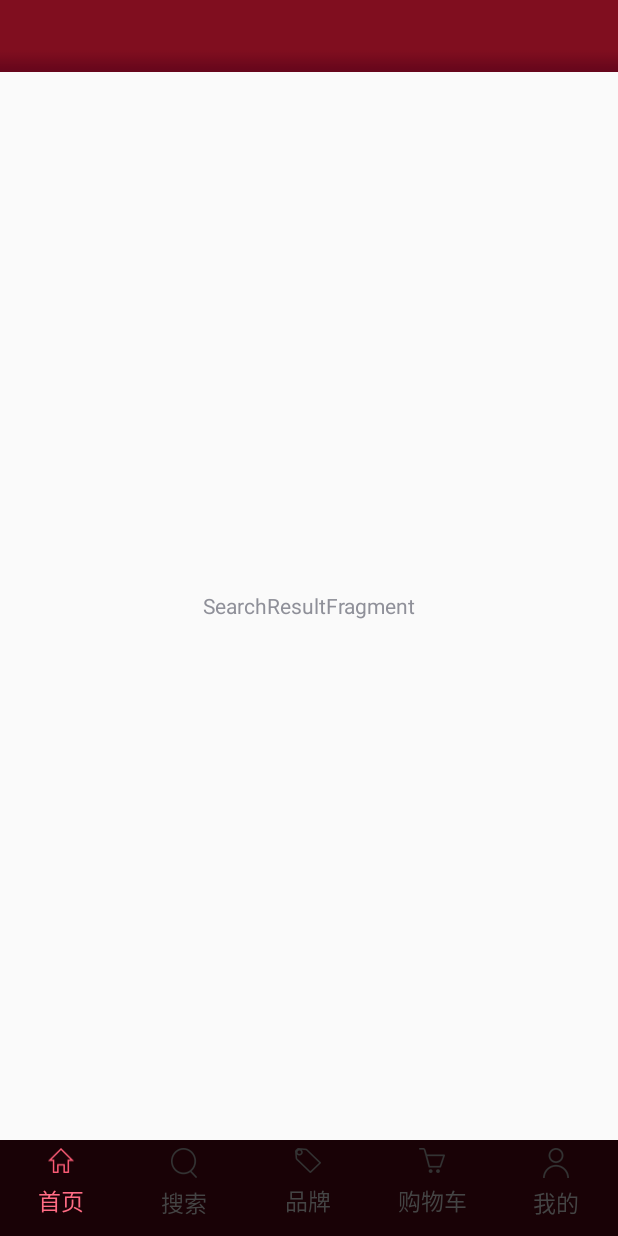
After one commit to yangguoqin2016/JDMall, an Android app: the fragment SearchResultFragment placed in its activity, on a phone screen of 412 x 824 dp. The commit adds this screen. Run offline under Robolectric (Android 15) with nearby library versions, the phone set to English and light mode, and no system bars; our stand-ins replace ButterKnife.

Commit message:
[modify]完成了SearchFragment里面返回,搜索的点击事件,优化了TopBar,添加了shape的效果

```diff
--- a/jdmall/src/main/java/com/onlyone/jdmall/activity/MainActivity.java
+++ b/jdmall/src/main/java/com/onlyone/jdmall/activity/MainActivity.java
@@ -44,7 +44,7 @@
 	/*-------------------- 底部导航单选按钮组 - end --------------------*/
 
 	@Bind(R.id.vp_main)
-	NoScrollLazyViewPager mVpMain;
+	public NoScrollLazyViewPager mVpMain;
 
 	private FragmentManager mManager;
 	private NavAdapter      mNavAdapter;
--- /dev/null
+++ b/jdmall/src/main/java/com/onlyone/jdmall/fragment/SearchResultFragment.java
@@ -0,0 +1,40 @@
+package com.onlyone.jdmall.fragment;
+
+import android.view.Gravity;
+import android.view.View;
+import android.widget.TextView;
+
+import com.onlyone.jdmall.pager.LoadListener;
+import com.onlyone.jdmall.utils.ResUtil;
+
+/**
+ * @项目名: JDMall
+ * @包名: com.onlyone.jdmall.fragment
+ * @创建者: lianjiacheng
+ * @创建时间: 2016/3/5 13:33
+ * @描述: ${TODO}
+ */
+public class SearchResultFragment extends BaseFragment<Object> {
+    @Override
+    protected void refreshSuccessView(Object data) {
+
+    }
+
+    @Override
+    protected View loadSuccessView() {
+        TextView tv = new TextView(ResUtil.getContext());
+        tv.setText(this.getClass().getSimpleName());
+        tv.setGravity(Gravity.CENTER);
+        return tv;
+    }
+
+    @Override
+    protected void loadData(LoadListener<Object> listener) {
+            listener.onSuccess(null);
+    }
+
+    @Override
+    protected void handleError(Exception e) {
+
+    }
+}
--- a/jdmall/src/main/res/layout/inflate_topbar_search.xml
+++ b/jdmall/src/main/res/layout/inflate_topbar_search.xml
@@ -29,8 +29,8 @@
         android:layout_height="match_parent"/>
     <LinearLayout
         android:gravity="center_vertical"
-        android:background="#fff"
-        android:layout_margin="4dp"
+        android:background="@drawable/shape_searchbar_bg"
+        android:layout_margin="5dp"
         android:layout_toLeftOf="@id/topbar_tv_search"
         android:layout_toRightOf="@id/topbar_tv_back"
         android:layout_width="wrap_content"
@@ -39,6 +39,8 @@
         <EditText
             android:layout_weight="5"
             android:layout_width="0dp"
+            android:singleLine="true"
+            android:textSize="15dp"
             android:hint="请输入要搜索的内容"
             android:layout_height="wrap_content"/>
         <ImageView
```
Also changed, not shown: jdmall/src/main/java/com/onlyone/jdmall/fragment/SearchFragment.java (+38 -3 lines), jdmall/src/main/res/drawable/shape_searchbar_bg.xml (added, +7 -0 lines).
